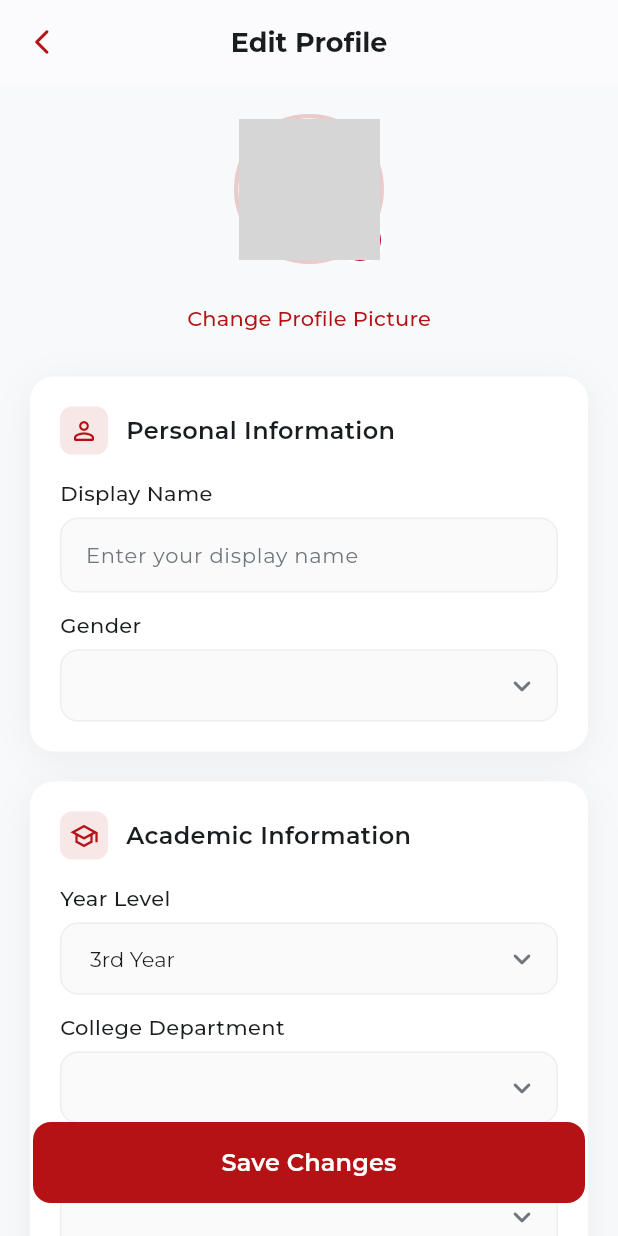
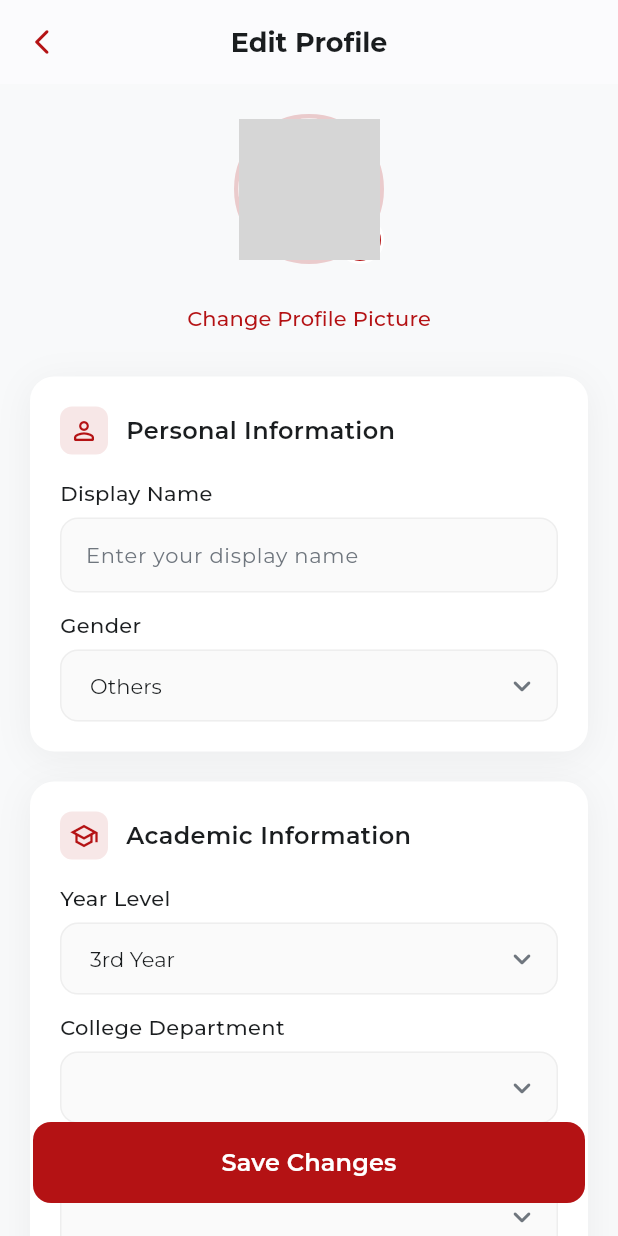
Before and after one commit to partoza/UniMind, a Flutter app: the ProfilePage screen opened directly, after a tap on "Edit Profile", on a phone screen of 412 x 824 dp. Run offline on Flutter 3.47's test engine with Material 3 defaults, Android fonts, the phone set to English and light mode, and no system bars; our stand-ins replace cloud_firestore, dropdown_button2, firebase_auth, firebase_core, flutter_svg, google_fonts and 4 more; missing offline and left inert: mobile_scanner; accounts and stored records are empty; grey boxes are pictures that could not be loaded.

Commit message:
profile update 3

```diff
--- a/lib/views/profile/edit_profile.dart
+++ b/lib/views/profile/edit_profile.dart
@@ -72,6 +72,9 @@ class _EditProfilePageState extends State<EditProfilePage> {
     {'value': 'CASE', 'display': 'College of Arts and Sciences Education', 'image': 'assets/caselogo.png'},
   ];
 
+  // FIX 1: Add all gender options including "Others"
+  final List<String> _genderOptions = ["Male", "Female", "Others"];
+
   @override
   void initState() {
     super.initState();
@@ -109,7 +112,16 @@ class _EditProfilePageState extends State<EditProfilePage> {
 
     // Personal Information
     _displayNameController.text = _userData!['displayName'] ?? "";
-    selectedGender = _userData!['gender'] ?? "Male";
+
+    // FIX 2: Handle gender properly - if it's "Others" and not in our options, add it
+    final genderFromFirebase = _userData!['gender'] ?? "Male";
+    if (_genderOptions.contains(genderFromFirebase)) {
+      selectedGender = genderFromFirebase;
+    } else {
+      // If gender is "Others" or any other value not in our list, use "Others"
+      selectedGender = "Others";
+    }
+
     avatarPath = _userData!['avatarPath'] ?? "assets/cce_male.jpg";
 
     // Academic Information
@@ -183,6 +195,15 @@ class _EditProfilePageState extends State<EditProfilePage> {
       orElse: () => _departmentOptions.first,
     );
     return department['display']!;
+  }
+
+  // FIX 3: Get department logo path
+  String _getDepartmentLogoPath(String departmentValue) {
+    final department = _departmentOptions.firstWhere(
+      (dept) => dept['value'] == departmentValue,
+      orElse: () => _departmentOptions.first,
+    );
+    return department['image']!;
   }
 
   Future<void> _saveChanges() async {
@@ -279,9 +300,10 @@ class _EditProfilePageState extends State<EditProfilePage> {
                           SizedBox(height: 16),
                           _buildTextField("Display Name", "Enter your display name", _displayNameController),
                           SizedBox(height: 12),
+                          // FIX 4: Use the gender options list with "Others"
                           _buildDropdown(
                             "Gender",
-                            ["Male", "Female"],
+                            _genderOptions, // Now includes "Others"
                             selectedGender,
                             (val) {
                               setState(() => selectedGender = val!);
@@ -745,7 +767,8 @@ class _EditProfilePageState extends State<EditProfilePage> {
                         decoration: BoxDecoration(
                           borderRadius: BorderRadius.circular(6),
                           image: DecorationImage(
-                            image: AssetImage(item['image']!),
+                            // FIX 5: Use the dynamic logo path
+                            image: AssetImage(_getDepartmentLogoPath(item['value']!)),
                             fit: BoxFit.cover,
                           ),
                         ),
--- a/lib/views/profile/profile_page.dart
+++ b/lib/views/profile/profile_page.dart
@@ -48,6 +48,19 @@ class _ProfilePageState extends State<ProfilePage> {
   bool get _isCurrentUser => widget.userId == null || widget.userId == _auth.currentUser?.uid;
 
   User? get currentUser => _auth.currentUser;
+
+  // Add this method to get department logo
+  String _getDepartmentLogo(String department) {
+    switch (department) {
+      case 'CEE':
+        return 'assets/ceelogo.png';
+      case 'CASE':
+        return 'assets/caselogo.png';
+      case 'CCE':
+      default:
+        return 'assets/ccelogo.png';
+    }
+  }
 
   String _getYearLevelString(dynamic yearLevel) {
     try {
@@ -548,6 +561,9 @@ class _ProfilePageState extends State<ProfilePage> {
     final weaknesses = _getUserData(userData, 'weaknesses', defaultValue: <String>[]);
     final bio = _getUserData(userData, 'bio', defaultValue: _isCurrentUser ? "No bio yet. You can add one by editing your profile." : "No bio available");
 
+    // FIX: Get the correct department logo
+    final departmentLogo = _getDepartmentLogo(department.toString());
+
     return Padding(
       padding: const EdgeInsets.symmetric(horizontal: 25),
       child: Column(
@@ -585,7 +601,8 @@ class _ProfilePageState extends State<ProfilePage> {
                     color: Colors.white,
                     borderRadius: BorderRadius.circular(12),
                   ),
-                  child: Image.asset("assets/ccelogo.png", height: 36),
+                  // FIX: Use dynamic department logo instead of hardcoded CCE logo
+                  child: Image.asset(departmentLogo, height: 36),
                 ),
                 const SizedBox(width: 16),
                 Expanded(
```
Lines whose indentation alone changed are shown as unchanged.
